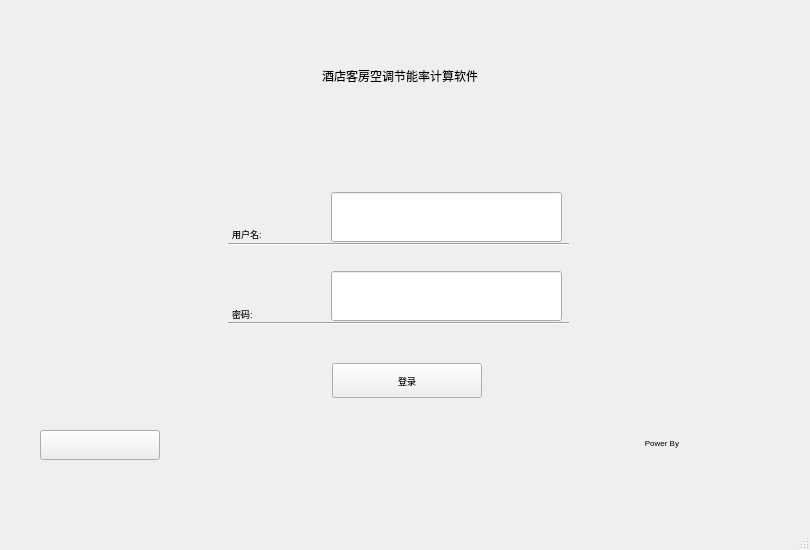
Before: the Qt Designer form ui/loginwindow.ui in HiddenSnail/EnergyPlusProject, drawn with Qt 5.
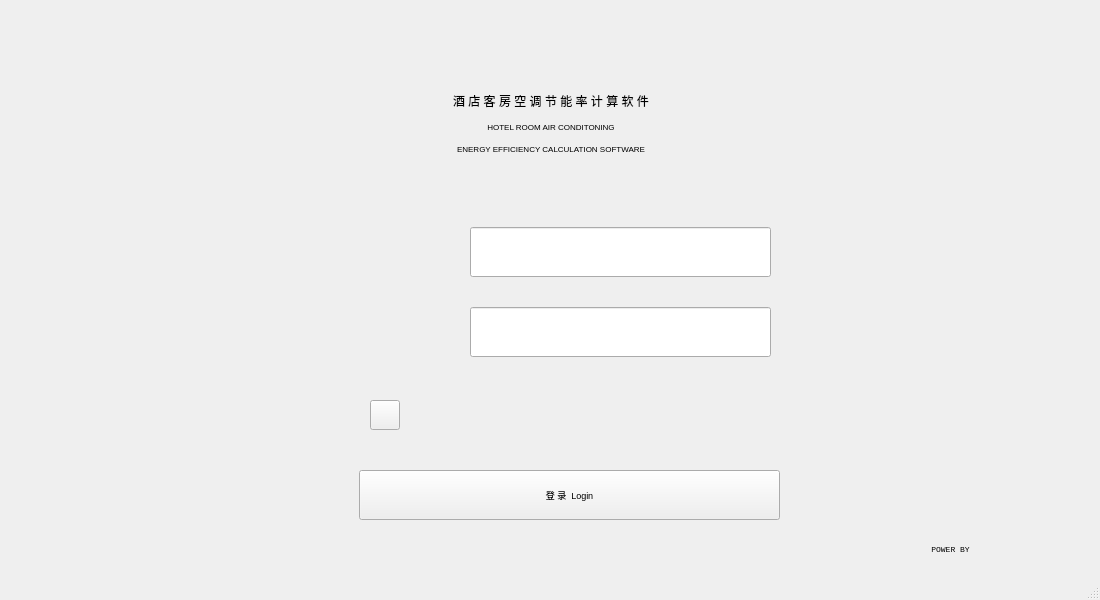
After: the same form once the commit is applied. Icons and pictures are not drawn.

Diff of the .ui file:
```diff
--- a/ui/loginwindow.ui
+++ b/ui/loginwindow.ui
@@ -6,40 +6,49 @@
    <rect>
     <x>0</x>
     <y>0</y>
-    <width>810</width>
-    <height>550</height>
+    <width>1100</width>
+    <height>600</height>
    </rect>
   </property>
   <property name="minimumSize">
    <size>
-    <width>810</width>
-    <height>550</height>
+    <width>1100</width>
+    <height>600</height>
    </size>
   </property>
   <property name="maximumSize">
    <size>
-    <width>810</width>
-    <height>550</height>
+    <width>1100</width>
+    <height>600</height>
    </size>
   </property>
   <property name="windowTitle">
    <string>MainWindow</string>
   </property>
   <widget class="QWidget" name="centralwidget">
-   <property name="autoFillBackground">
-    <bool>false</bool>
+   <property name="minimumSize">
+    <size>
+     <width>0</width>
+     <height>600</height>
+    </size>
+   </property>
+   <property name="maximumSize">
+    <size>
+     <width>16777215</width>
+     <height>600</height>
+    </size>
    </property>
    <widget class="QLabel" name="title">
     <property name="geometry">
      <rect>
-      <x>0</x>
-      <y>35</y>
-      <width>800</width>
-      <height>81</height>
+      <x>1</x>
+      <y>63</y>
+      <width>1100</width>
+      <height>121</height>
      </rect>
     </property>
     <property name="text">
-     <string>酒店客房空调节能率计算软件</string>
+     <string>&lt;html&gt;&lt;head/&gt;&lt;body&gt;&lt;p align=&quot;center&quot;&gt;酒 店 客 房 空 调 节 能 率 计 算 软 件&lt;/p&gt;&lt;p align=&quot;center&quot;&gt;&lt;span style=&quot; font-family:'consolas'; font-size:6pt;&quot;&gt;HOTEL ROOM AIR CONDITONING&lt;/span&gt;&lt;/p&gt;&lt;p align=&quot;center&quot;&gt;&lt;span style=&quot; font-family:'consolas'; font-size:6pt;&quot;&gt;ENERGY EFFICIENCY CALCULATION SOFTWARE&lt;/span&gt;&lt;/p&gt;&lt;/body&gt;&lt;/html&gt;</string>
     </property>
     <property name="alignment">
      <set>Qt::AlignCenter</set>
@@ -51,10 +60,10 @@
    <widget class="QPushButton" name="btn_login">
     <property name="geometry">
      <rect>
-      <x>332</x>
-      <y>363</y>
-      <width>150</width>
-      <height>35</height>
+      <x>359</x>
+      <y>470</y>
+      <width>421</width>
+      <height>50</height>
      </rect>
     </property>
     <property name="font">
@@ -66,147 +75,16 @@
      <string notr="true"/>
     </property>
     <property name="text">
-     <string>登录</string>
-    </property>
-   </widget>
-   <widget class="QLabel" name="lab_user_name">
-    <property name="geometry">
-     <rect>
-      <x>232</x>
-      <y>180</y>
-      <width>91</width>
-      <height>61</height>
-     </rect>
-    </property>
-    <property name="font">
-     <font>
-      <pointsize>7</pointsize>
-     </font>
-    </property>
-    <property name="text">
-     <string>用户名:</string>
-    </property>
-    <property name="alignment">
-     <set>Qt::AlignBottom|Qt::AlignLeading|Qt::AlignLeft</set>
-    </property>
-    <property name="wordWrap">
-     <bool>false</bool>
-    </property>
-   </widget>
-   <widget class="QLabel" name="lab_password">
-    <property name="geometry">
-     <rect>
-      <x>232</x>
-      <y>260</y>
-      <width>91</width>
-      <height>61</height>
-     </rect>
-    </property>
-    <property name="font">
-     <font>
-      <pointsize>7</pointsize>
-     </font>
-    </property>
-    <property name="layoutDirection">
-     <enum>Qt::LeftToRight</enum>
-    </property>
-    <property name="midLineWidth">
-     <number>0</number>
-    </property>
-    <property name="text">
-     <string>密码:</string>
-    </property>
-    <property name="alignment">
-     <set>Qt::AlignBottom|Qt::AlignLeading|Qt::AlignLeft</set>
-    </property>
-   </widget>
-   <widget class="Line" name="line_1">
-    <property name="geometry">
-     <rect>
-      <x>228</x>
-      <y>234</y>
-      <width>341</width>
-      <height>20</height>
-     </rect>
-    </property>
-    <property name="minimumSize">
-     <size>
-      <width>0</width>
-      <height>20</height>
-     </size>
-    </property>
-    <property name="orientation">
-     <enum>Qt::Horizontal</enum>
-    </property>
-   </widget>
-   <widget class="QLineEdit" name="edit_user_name">
-    <property name="geometry">
-     <rect>
-      <x>331</x>
-      <y>192</y>
-      <width>231</width>
-      <height>50</height>
-     </rect>
-    </property>
-    <property name="alignment">
-     <set>Qt::AlignBottom|Qt::AlignLeading|Qt::AlignLeft</set>
-    </property>
-   </widget>
-   <widget class="QLineEdit" name="edit_password">
-    <property name="geometry">
-     <rect>
-      <x>331</x>
-      <y>271</y>
-      <width>231</width>
-      <height>50</height>
-     </rect>
-    </property>
-    <property name="echoMode">
-     <enum>QLineEdit::Password</enum>
-    </property>
-    <property name="cursorPosition">
-     <number>0</number>
-    </property>
-    <property name="alignment">
-     <set>Qt::AlignBottom|Qt::AlignLeading|Qt::AlignLeft</set>
-    </property>
-   </widget>
-   <widget class="Line" name="line_2">
-    <property name="geometry">
-     <rect>
-      <x>228</x>
-      <y>313</y>
-      <width>341</width>
-      <height>20</height>
-     </rect>
-    </property>
-    <property name="orientation">
-     <enum>Qt::Horizontal</enum>
-    </property>
-   </widget>
-   <widget class="QPushButton" name="btn_lang">
-    <property name="geometry">
-     <rect>
-      <x>40</x>
-      <y>430</y>
-      <width>120</width>
-      <height>30</height>
-     </rect>
-    </property>
-    <property name="cursor">
-     <cursorShape>PointingHandCursor</cursorShape>
-    </property>
-    <property name="text">
-     <string/>
+     <string>登 录  Login</string>
     </property>
    </widget>
    <widget class="QLabel" name="lab_plus">
     <property name="geometry">
      <rect>
-      <x>690</x>
-      <y>410</y>
-      <width>81</width>
-      <height>61</height>
+      <x>1002</x>
+      <y>530</y>
+      <width>51</width>
+      <height>41</height>
      </rect>
     </property>
     <property name="toolTip">
@@ -228,8 +106,8 @@
    <widget class="QLabel" name="lab_pb">
     <property name="geometry">
      <rect>
-      <x>598</x>
-      <y>422</y>
+      <x>910</x>
+      <y>530</y>
       <width>81</width>
       <height>41</height>
      </rect>
@@ -240,22 +118,135 @@
      </font>
     </property>
     <property name="text">
-     <string>Power By</string>
+     <string>&lt;html&gt;&lt;head/&gt;&lt;body&gt;&lt;p align=&quot;center&quot; style=&quot;font-family: consolas&quot;&gt;POWER BY&lt;/p&gt;&lt;/body&gt;&lt;/html&gt;</string>
     </property>
     <property name="alignment">
      <set>Qt::AlignRight|Qt::AlignTrailing|Qt::AlignVCenter</set>
     </property>
    </widget>
-  </widget>
-  <widget class="QMenuBar" name="menubar">
-   <property name="geometry">
-    <rect>
-     <x>0</x>
-     <y>0</y>
-     <width>810</width>
-     <height>37</height>
-    </rect>
-   </property>
+   <widget class="QLineEdit" name="edit_user_name">
+    <property name="geometry">
+     <rect>
+      <x>470</x>
+      <y>227</y>
+      <width>301</width>
+      <height>50</height>
+     </rect>
+    </property>
+    <property name="font">
+     <font>
+      <kerning>false</kerning>
+     </font>
+    </property>
+    <property name="alignment">
+     <set>Qt::AlignLeading|Qt::AlignLeft|Qt::AlignVCenter</set>
+    </property>
+   </widget>
+   <widget class="QLineEdit" name="edit_password">
+    <property name="geometry">
+     <rect>
+      <x>470</x>
+      <y>307</y>
+      <width>301</width>
+      <height>50</height>
+     </rect>
+    </property>
+    <property name="font">
+     <font>
+      <kerning>false</kerning>
+     </font>
+    </property>
+    <property name="echoMode">
+     <enum>QLineEdit::Password</enum>
+    </property>
+    <property name="cursorPosition">
+     <number>0</number>
+    </property>
+    <property name="alignment">
+     <set>Qt::AlignLeading|Qt::AlignLeft|Qt::AlignVCenter</set>
+    </property>
+   </widget>
+   <widget class="QLabel" name="lab_user_name">
+    <property name="enabled">
+     <bool>true</bool>
+    </property>
+    <property name="geometry">
+     <rect>
+      <x>350</x>
+      <y>227</y>
+      <width>431</width>
+      <height>61</height>
+     </rect>
+    </property>
+    <property name="text">
+     <string/>
+    </property>
+    <property name="pixmap">
+     <pixmap resource="../res.qrc">:/res/icons/account.png</pixmap>
+    </property>
+   </widget>
+   <widget class="QLabel" name="lab_password">
+    <property name="geometry">
+     <rect>
+      <x>350</x>
+      <y>307</y>
+      <width>431</width>
+      <height>61</height>
+     </rect>
+    </property>
+    <property name="text">
+     <string/>
+    </property>
+    <property name="pixmap">
+     <pixmap resource="../res.qrc">:/res/icons/password.png</pixmap>
+    </property>
+   </widget>
+   <widget class="QLabel" name="lab_rem">
+    <property name="geometry">
+     <rect>
+      <x>410</x>
+      <y>397</y>
+      <width>211</width>
+      <height>51</height>
+     </rect>
+    </property>
+    <property name="text">
+     <string/>
+    </property>
+    <property name="pixmap">
+     <pixmap resource="../res.qrc">:/res/icons/rem.png</pixmap>
+    </property>
+    <property name="scaledContents">
+     <bool>false</bool>
+    </property>
+   </widget>
+   <widget class="QPushButton" name="btn_check">
+    <property name="geometry">
+     <rect>
+      <x>370</x>
+      <y>400</y>
+      <width>30</width>
+      <height>30</height>
+     </rect>
+    </property>
+    <property name="text">
+     <string/>
+    </property>
+    <property name="icon">
+     <iconset resource="../res.qrc">
+      <normaloff>:/res/icons/checkbox-on.png</normaloff>:/res/icons/checkbox-on.png</iconset>
+    </property>
+   </widget>
+   <zorder>lab_password</zorder>
+   <zorder>lab_user_name</zorder>
+   <zorder>title</zorder>
+   <zorder>btn_login</zorder>
+   <zorder>lab_plus</zorder>
+   <zorder>lab_pb</zorder>
+   <zorder>edit_user_name</zorder>
+   <zorder>edit_password</zorder>
+   <zorder>lab_rem</zorder>
+   <zorder>btn_check</zorder>
   </widget>
   <widget class="QStatusBar" name="statusbar"/>
  </widget>
```
Left out of the diff: 3 changed lines with no effect on the pictures.
